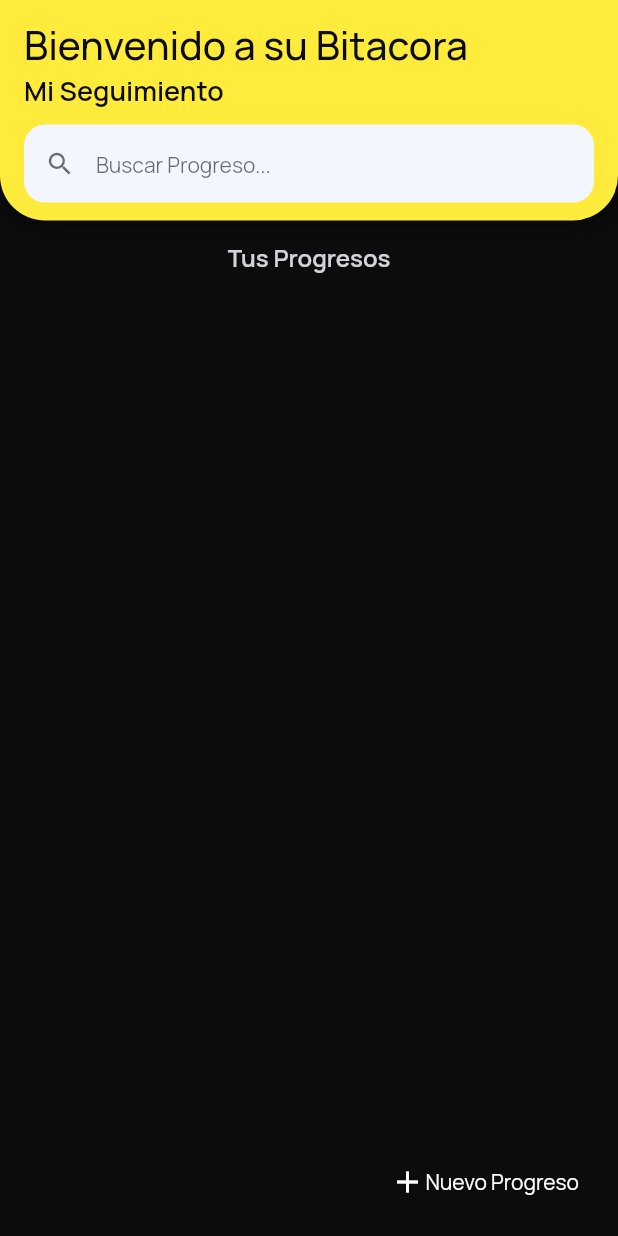
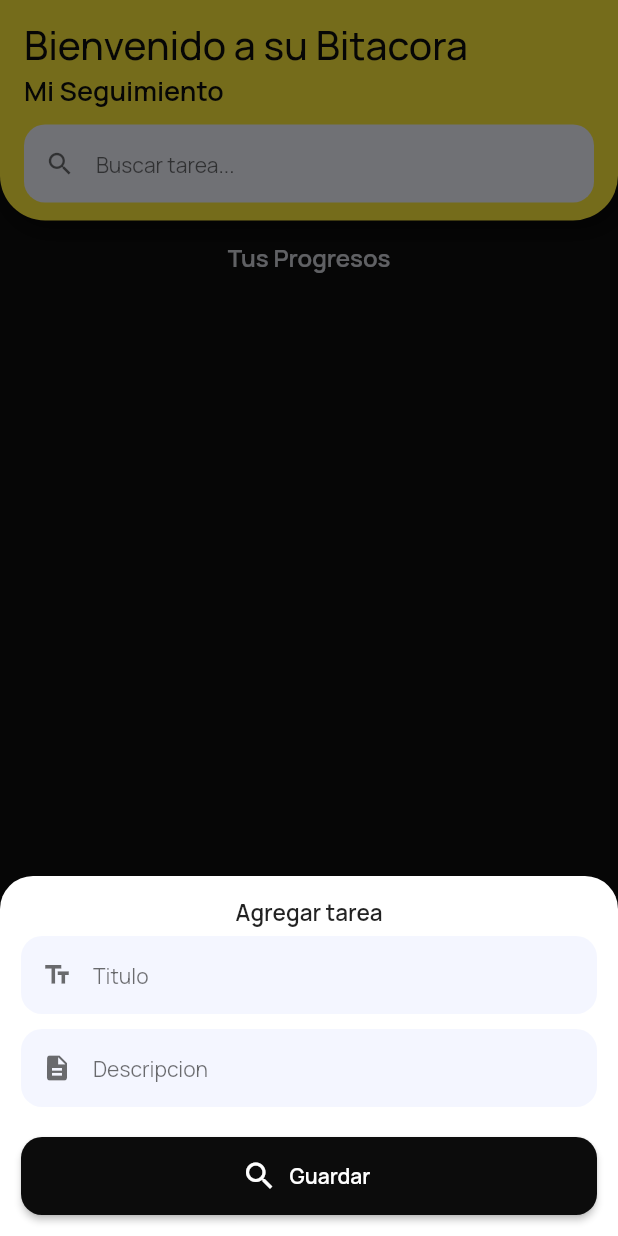
Before and after one commit to rexnike/bitacora, a Flutter app: the screen it shows after launch, after a tap on "Nuevo Progreso", on a phone screen of 412 x 824 dp. Run offline on Flutter 3.47's test engine with Material 2 defaults, Android fonts, the phone set to English and light mode, and no system bars; our stand-ins replace cloud_firestore, firebase_core, google_fonts; accounts and stored records are empty.

Commit message:
once comit

```diff
--- a/lib/pages/home_page.dart
+++ b/lib/pages/home_page.dart
@@ -1,9 +1,10 @@
 
 import 'package:bitacora/models/task_model.dart';
 import 'package:bitacora/ui/general/colors.dart';
+import 'package:bitacora/ui/widgets/button_normal_widget.dart';
 import 'package:bitacora/ui/widgets/general_widgets.dart';
 import 'package:bitacora/ui/widgets/item_task_widget.dart';
-import 'package:bitacora/ui/widgets/textfield_search_widget.dart';
+import 'package:bitacora/ui/widgets/textfield_normal_widget.dart';
 import 'package:cloud_firestore/cloud_firestore.dart';
 import 'package:flutter/material.dart';
 
@@ -12,19 +13,66 @@ class HomePage extends StatelessWidget {
   CollectionReference taskReference =
     FirebaseFirestore.instance.collection("tasks");
 
+  ShowTaskForm(BuildContext context){
+    showModalBottomSheet(
+      context: context,
+      backgroundColor: Colors.transparent,
+      builder: (BuildContext context){
+        return Container(
+          padding: const EdgeInsets.all(14.0),
+          decoration: BoxDecoration(
+            color: Colors.white,
+            borderRadius: BorderRadius.only(
+              topLeft: Radius.circular(22.0),
+              topRight: Radius.circular(22.0),
+              ),
+          ),
+          child: Column(
+            mainAxisSize: MainAxisSize.min,
+            children: [
+              Text("Agregar tarea",
+              style: TextStyle(
+                fontWeight: FontWeight.w600,
+                fontSize: 15.0,
+              ),
+            ),
+
+            divider6(),
+            TextFieldNormalhWidget(
+              hintText: "Titulo",
+              icon: Icons.text_fields,
+            ),
+
+            divider10(),
+            TextFieldNormalhWidget(
+              hintText: "Descripcion",
+              icon: Icons.description,
+            ),
+
+            divider10(),
+            divider10(),
+            ButtonNormalWidget(),
+
+            ],
+          ),
+         );
+        }
+      );
+  }
+
   @override
   Widget build(BuildContext context) {
     return Scaffold(
       backgroundColor: kBrandtercerColor,
       floatingActionButton: InkWell(
         onTap: () {
-
+          ShowTaskForm(context);
         },
         borderRadius: BorderRadius.circular(14.0),
         child: Container(
           padding: const EdgeInsets.symmetric(horizontal: 10.0, vertical: 8.0,),
           decoration: BoxDecoration(
-            color: kBrandPrimaryColor,
+            color: kBrandSecundatyColor,
             borderRadius: BorderRadius.circular(14.0),
           ),
 
@@ -32,12 +80,12 @@ class HomePage extends StatelessWidget {
             mainAxisSize: MainAxisSize.min,
             children: const [
               Icon(Icons.add,
-              color: Colors.white,
+              color: Colors.black,
               ),
 
               Text("Nuevo Progreso",
               style: TextStyle(
-                color: Colors.white,
+                color: Colors.black,
               ),
               ),
             ],
@@ -89,7 +137,10 @@ class HomePage extends StatelessWidget {
 
                   divider10(),
 
-                  TextFieldSearchWidget(),
+                  TextFieldNormalhWidget(
+                    icon: Icons.search,
+                    hintText: "Buscar tarea...",
+                  ),
                 ],
               ),
             ),
--- /dev/null
+++ b/lib/ui/widgets/button_normal_widget.dart
@@ -0,0 +1,30 @@
+
+import 'package:bitacora/ui/general/colors.dart';
+import 'package:flutter/material.dart';
+
+class ButtonNormalWidget extends StatelessWidget {
+  const ButtonNormalWidget({super.key});
+
+  @override
+  Widget build(BuildContext context) {
+    return SizedBox(
+              height: 52.0,
+              width: double.infinity,
+              child: ElevatedButton.icon(
+                onPressed: (){},
+                style: ElevatedButton.styleFrom(
+                  primary: kBrandPrimaryColor,
+                  shape: RoundedRectangleBorder(
+                    borderRadius: BorderRadius.circular(14.0),
+                  )
+                ),
+                icon: Icon(Icons.search),
+                label: Text("Guardar",
+                style: TextStyle(
+                  fontWeight: FontWeight.w600,
+                    ),
+                  ),
+                ),
+            );
+  }
+}
--- a/lib/ui/widgets/textfield_search_widget.dart
+++ b/lib/ui/widgets/textfield_normal_widget.dart
@@ -2,8 +2,15 @@
 import 'package:bitacora/ui/general/colors.dart';
 import 'package:flutter/material.dart';
 
-class TextFieldSearchWidget extends StatelessWidget {
-  const TextFieldSearchWidget({super.key});
+class TextFieldNormalhWidget extends StatelessWidget {
+
+  String hintText;
+  IconData icon;
+
+  TextFieldNormalhWidget({
+    required this.hintText,
+    required this.icon
+  });
 
   @override
   Widget build(BuildContext context) {
@@ -11,11 +18,11 @@ class TextFieldSearchWidget extends StatelessWidget {
                     decoration: InputDecoration(
                     contentPadding: const EdgeInsets.symmetric(horizontal: 12.0, vertical: 15.0),
                       prefixIcon: Icon(
-                        Icons.search,
+                        icon,
                         size: 20.0,
                         color: kBrandPrimaryColor.withOpacity(0.6),
                         ),
-                      hintText: "Buscar Progreso...",
+                      hintText: hintText,
                       hintStyle: TextStyle(
                         fontSize: 14.0,
                         color: kBrandPrimaryColor.withOpacity(0.6),
```
